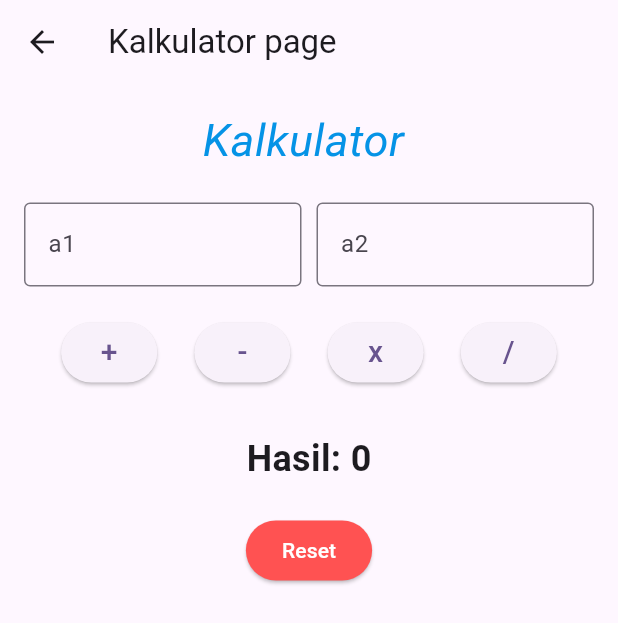
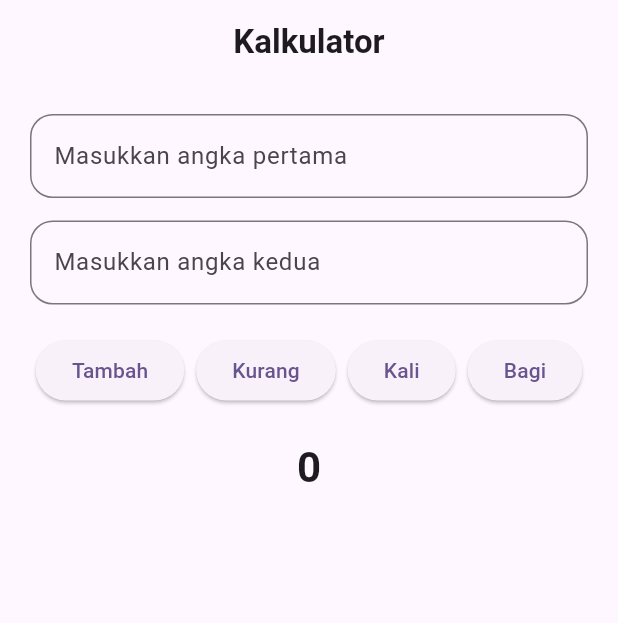
Before and after one commit to Jauzasyalia/Tugas-Fluter-Update-_Jauza-Syalia, a Flutter app: the KalkulatorPage screen opened directly, on a phone screen of 412 x 824 dp. Shown: the top 623 px of the screen. Run offline on Flutter 3.47's test engine with Material 3 defaults, Android fonts, the phone set to English and light mode, and no system bars; our stand-ins replace get.

Commit message:
kirim tugas flutter

```diff
--- a/lib/components/custom_textfield.dart
+++ b/lib/components/custom_textfield.dart
@@ -1,4 +1,5 @@
 import 'package:flutter/material.dart';
+import 'package:flutter/src/services/text_formatter.dart';
 
 class CustomTextfield extends StatelessWidget {
   // kita list variabrl yg di butuh kan
@@ -8,7 +9,7 @@ class CustomTextfield extends StatelessWidget {
   const CustomTextfield({
     super.key,
     required this.txtController,
-    required this.myHint,
+    required this.myHint, required TextInputType keyboardType, required List<TextInputFormatter> inputFormatters,
     });
 
   @override
--- /dev/null
+++ b/lib/controller/kalkulator_controller.dart
@@ -0,0 +1,36 @@
+import 'package:get/get.dart';
+
+class KalkulatorController extends GetxController {
+
+  var hasil = 0.obs; // obs singkatan dari observable, nilai ini bisa berubah dan akan memberi tahu widget yang mendengarkan perubahan ini.
+
+  // method tambah, kurang, kali, dan bagi
+  void tambah ( int angka1, int angka2) {
+    int hasilTambah = angka1 + angka2;
+    hasil.value = hasilTambah; // update nilai hasil
+    Get.snackbar("Hasil Tambah", "Hasilnya: ${hasilTambah}",
+    snackPosition: SnackPosition.BOTTOM,);
+  }
+
+  void kurang ( int angka1, int angka2) {
+    int hasilKurang = angka1 - angka2;
+    hasil.value = hasilKurang; // update nilai hasil
+    Get.snackbar("Hasil Kurang", "Hasilnya: ${hasilKurang}",
+    snackPosition: SnackPosition.BOTTOM,);
+  }
+
+  void kali ( int angka1, int angka2) {
+    int hasilKali = angka1 * angka2;
+    hasil.value = hasilKali; // update nilai hasil
+    Get.snackbar("Hasil Kali", "Hasilnya: ${hasilKali}",
+    snackPosition: SnackPosition.BOTTOM,);
+  }
+
+  void bagi ( int angka1, int angka2) {
+    int hasilBagi = angka1 ~/ angka2;
+    hasil.value = hasilBagi; // update nilai hasil
+    Get.snackbar("Hasil Bagi", "Hasilnya: ${hasilBagi}",
+    snackPosition: SnackPosition.BOTTOM,);
+  }
+
+}
--- a/lib/main.dart
+++ b/lib/main.dart
@@ -1,5 +1,7 @@
 import 'package:coba_pertama/login_clone_page.dart';
+import 'package:coba_pertama/page/kalkulator_page.dart';
 import 'package:flutter/material.dart';
+import 'package:get/get_navigation/src/root/get_material_app.dart';
 
 void main() {
   runApp(const MyApp());
@@ -11,7 +13,7 @@ class MyApp extends StatelessWidget {
   // This widget is the root of your application.
   @override
   Widget build(BuildContext context) {
-    return MaterialApp(
+    return GetMaterialApp(
       title: 'Flutter Demo',
       theme: ThemeData(
         // This is the theme of your application.
@@ -34,7 +36,8 @@ class MyApp extends StatelessWidget {
        //home: LoginPage()
        // home: KalkulatorPage()
        //home: LoginClone()
-       home: LoginClonePage()
+       //home: LoginClonePage()
+       home: KalkulatorPage()
     );
   }
 }
--- /dev/null
+++ b/lib/page/kalkulator_page.dart
@@ -0,0 +1,130 @@
+import 'package:coba_pertama/controller/kalkulator_controller.dart';
+import 'package:flutter/material.dart';
+import 'package:flutter/services.dart';
+import 'package:get/get.dart';
+
+class KalkulatorPage extends StatelessWidget {
+  KalkulatorPage({super.key});
+
+  final Controller = Get.put(KalkulatorController());
+
+  @override
+  Widget build(BuildContext context) {
+    TextEditingController txtAngka1 = TextEditingController();
+    TextEditingController txtAngka2 = TextEditingController();
+
+    return Scaffold(
+      appBar: AppBar(
+        title: const Text(
+          'Kalkulator',
+          style: TextStyle(
+            fontWeight: FontWeight.bold,
+          ),
+        ),
+        centerTitle: true,
+      ),
+
+      body: Padding(
+        padding: const EdgeInsets.all(20),
+        child: Column(
+          children: [
+            // ANGKA PERTAMA
+            TextField(
+              controller: txtAngka1,
+              keyboardType: TextInputType.number,
+              inputFormatters: [
+                FilteringTextInputFormatter.digitsOnly,
+              ],
+              decoration: InputDecoration(
+                hintText: "Masukkan angka pertama",
+                border: OutlineInputBorder(
+                  borderRadius: BorderRadius.circular(15),
+                ),
+              ),
+            ),
+
+            const SizedBox(height: 15),
+
+            // ANGKA KEDUA
+            TextField(
+              controller: txtAngka2,
+              keyboardType: TextInputType.number,
+              inputFormatters: [
+                FilteringTextInputFormatter.digitsOnly,
+              ],
+              decoration: InputDecoration(
+                hintText: "Masukkan angka kedua",
+                border: OutlineInputBorder(
+                  borderRadius: BorderRadius.circular(15),
+                ),
+              ),
+            ),
+
+            const SizedBox(height: 20),
+
+            // BUTTON
+            Row(
+              mainAxisAlignment: MainAxisAlignment.center,
+              children: [
+                ElevatedButton(
+                  onPressed: () {
+                    int angka1 = int.parse(txtAngka1.text);
+                    int angka2 = int.parse(txtAngka2.text);
+                    Controller.tambah(angka1, angka2);
+                  },
+                  child: const Text('Tambah'),
+                ),
+
+                const SizedBox(width: 8),
+
+                ElevatedButton(
+                  onPressed: () {
+                    int angka1 = int.parse(txtAngka1.text);
+                    int angka2 = int.parse(txtAngka2.text);
+                    Controller.kurang(angka1, angka2);
+                  },
+                  child: const Text('Kurang'),
+                ),
+
+                const SizedBox(width: 8),
+
+                ElevatedButton(
+                  onPressed: () {
+                    int angka1 = int.parse(txtAngka1.text);
+                    int angka2 = int.parse(txtAngka2.text);
+                    Controller.kali(angka1, angka2);
+                  },
+                  child: const Text('Kali'),
+                ),
+
+                const SizedBox(width: 8),
+
+                ElevatedButton(
+                  onPressed: () {
+                    int angka1 = int.parse(txtAngka1.text);
+                    int angka2 = int.parse(txtAngka2.text);
+                    Controller.bagi(angka1, angka2);
+                  },
+                  child: const Text('Bagi'),
+                ),
+              ],
+            ),
+
+            const SizedBox(height: 20),
+
+            // HASIL
+            Obx(
+              () => Text(
+                Controller.hasil.toString(),
+                style: const TextStyle(
+                  fontSize: 28,
+                  fontWeight: FontWeight.bold,
+                ),
+              ),
+            ),
+          ],
+        ),
+      ),
+    );
+  }
+}
--- a/pubspec.yaml
+++ b/pubspec.yaml
@@ -34,6 +34,7 @@ dependencies:
   # The following adds the Cupertino Icons font to your application.
   # Use with the CupertinoIcons class for iOS style icons.
   cupertino_icons: ^1.0.8
+  get: ^4.7.3
 
 dev_dependencies:
   flutter_test:
```
Also changed, not shown: lib/kalkulator_.dart (renamed from lib/kalkulator_page.dart), pubspec.lock.
